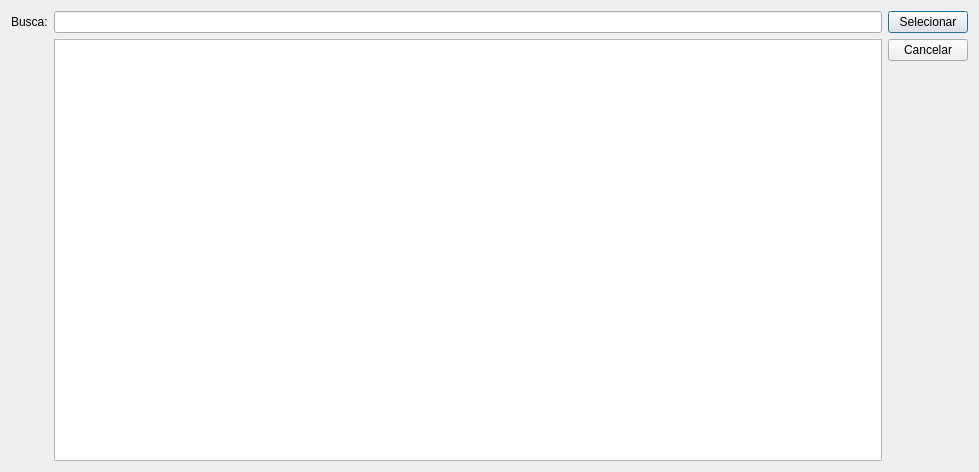
lellisls/ERP-STACCATO, file searchdialog.ui: the form before one commit.
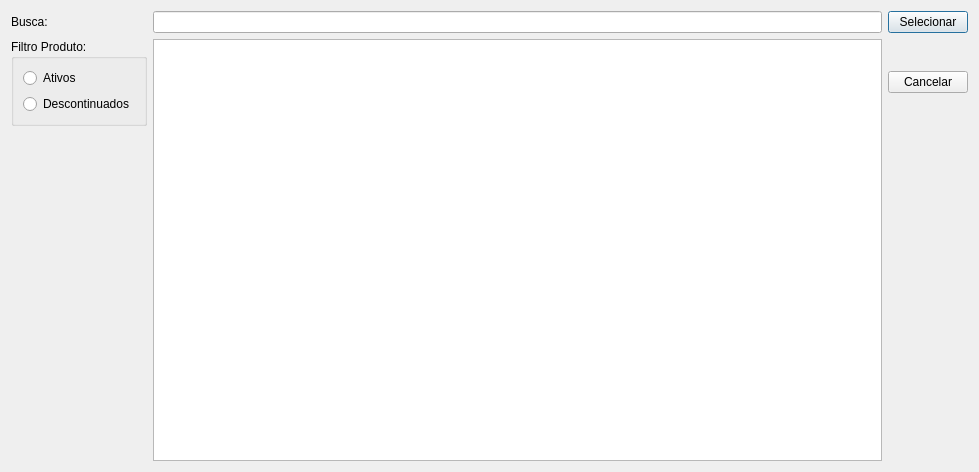
The form after the commit.

Commit message: Filtro de produtos ativos/descontinuados

Patch:
```diff
--- a/searchdialog.ui
+++ b/searchdialog.ui
@@ -82,6 +82,29 @@
      </property>
     </widget>
    </item>
+   <item row="1" column="0">
+    <widget class="QGroupBox" name="groupBoxFiltrosProduto">
+     <property name="title">
+      <string>Filtro Produto:</string>
+     </property>
+     <layout class="QGridLayout" name="gridLayout_2">
+      <item row="0" column="0">
+       <widget class="QRadioButton" name="radioButtonProdAtivos">
+        <property name="text">
+         <string>Ativos</string>
+        </property>
+       </widget>
+      </item>
+      <item row="1" column="0">
+       <widget class="QRadioButton" name="radioButtonProdDesc">
+        <property name="text">
+         <string>Descontinuados</string>
+        </property>
+       </widget>
+      </item>
+     </layout>
+    </widget>
+   </item>
   </layout>
  </widget>
  <resources/>
```
The commit also changes 2 other files.
